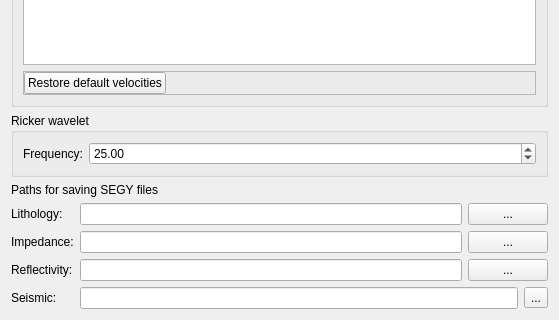
feliperails/syntheticseis, file console/SegyCreationPage.ui: the form before one commit; both pictures show x 0 to 559 and y 189 to 509 of the 559 by 509 pixel window.
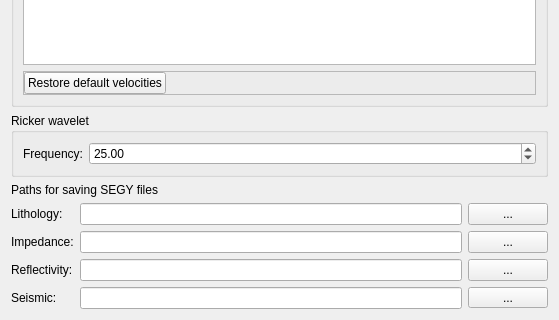
The form after the commit.

Commit message: Botão da escolha dos arquivos com o mesmo tamanho

What changed in the file:
```diff
--- a/console/SegyCreationPage.ui
+++ b/console/SegyCreationPage.ui
@@ -224,11 +224,33 @@
      </item>
      <item row="3" column="1">
       <layout class="QHBoxLayout" name="horizontalLayout_5">
+       <property name="spacing">
+        <number>6</number>
+       </property>
        <item>
-        <widget class="QLineEdit" name="amplitudeFileNameLineEdit"/>
+        <widget class="QLineEdit" name="amplitudeFileNameLineEdit">
+         <property name="sizePolicy">
+          <sizepolicy hsizetype="Expanding" vsizetype="Fixed">
+           <horstretch>0</horstretch>
+           <verstretch>0</verstretch>
+          </sizepolicy>
+         </property>
+        </widget>
        </item>
        <item>
         <widget class="QToolButton" name="outputAmplitudeFileNameToolButton">
+         <property name="sizePolicy">
+          <sizepolicy hsizetype="Fixed" vsizetype="Fixed">
+           <horstretch>0</horstretch>
+           <verstretch>0</verstretch>
+          </sizepolicy>
+         </property>
+         <property name="minimumSize">
+          <size>
+           <width>80</width>
+           <height>0</height>
+          </size>
+         </property>
          <property name="text">
           <string>...</string>
          </property>
```
Left out of the diff: 6 changed lines with no effect on the pictures.
